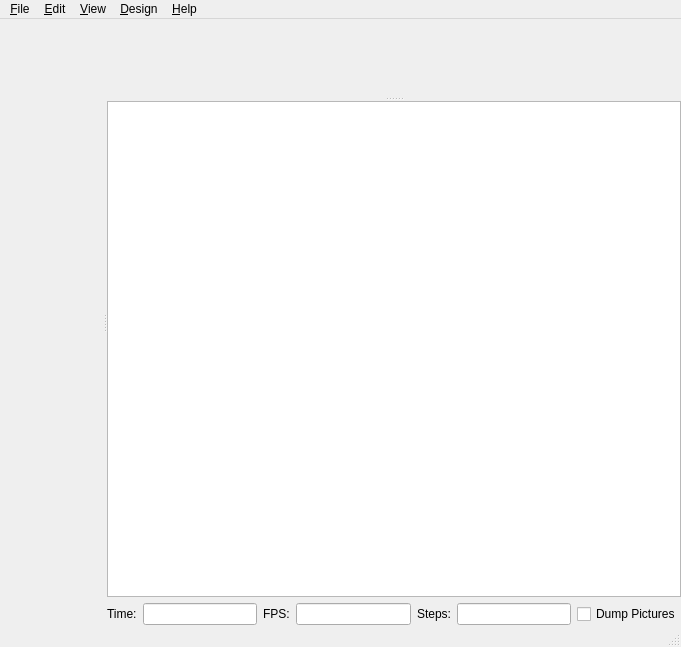
Qt form src/MainWindow.ui (openscad/openscad) before a commit.
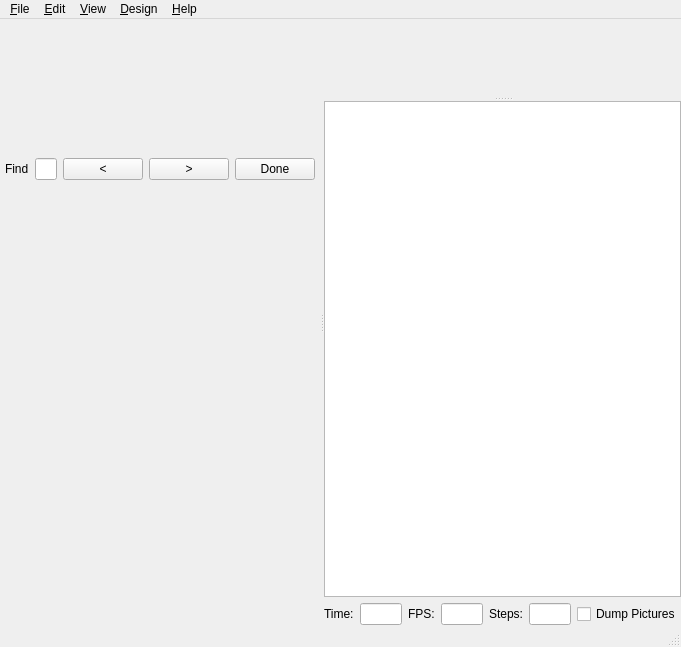
The same form after that commit. Custom widgets are drawn as their Qt base class.

Commit message: Editor: Implemented simple Find functionality

```diff
--- a/src/MainWindow.ui
+++ b/src/MainWindow.ui
@@ -23,13 +23,86 @@
       <property name="orientation">
        <enum>Qt::Horizontal</enum>
       </property>
-      <widget class="Editor" name="editor" native="true">
-       <property name="font">
-        <font>
-         <family>Monaco</family>
-         <pointsize>8</pointsize>
-        </font>
-       </property>
+      <widget class="QWidget" name="editorlayoutwidget">
+       <layout class="QVBoxLayout" name="verticalLayout_2">
+        <item>
+         <widget class="QFrame" name="find_panel">
+          <property name="enabled">
+           <bool>true</bool>
+          </property>
+          <property name="sizePolicy">
+           <sizepolicy hsizetype="Preferred" vsizetype="Minimum">
+            <horstretch>0</horstretch>
+            <verstretch>0</verstretch>
+           </sizepolicy>
+          </property>
+          <property name="frameShape">
+           <enum>QFrame::NoFrame</enum>
+          </property>
+          <property name="frameShadow">
+           <enum>QFrame::Raised</enum>
+          </property>
+          <property name="lineWidth">
+           <number>0</number>
+          </property>
+          <layout class="QHBoxLayout" name="horizontalLayout">
+           <property name="leftMargin">
+            <number>5</number>
+           </property>
+           <property name="topMargin">
+            <number>0</number>
+           </property>
+           <property name="rightMargin">
+            <number>5</number>
+           </property>
+           <property name="bottomMargin">
+            <number>0</number>
+           </property>
+           <item>
+            <widget class="QLabel" name="label">
+             <property name="text">
+              <string>Find</string>
+             </property>
+            </widget>
+           </item>
+           <item>
+            <widget class="QLineEdit" name="findInputField"/>
+           </item>
+           <item>
+            <widget class="QPushButton" name="prevButton">
+             <property name="text">
+              <string>&lt;</string>
+             </property>
+            </widget>
+           </item>
+           <item>
+            <widget class="QPushButton" name="nextButton">
+             <property name="text">
+              <string>&gt;</string>
+             </property>
+            </widget>
+           </item>
+           <item>
+            <widget class="QPushButton" name="hideFindButton">
+             <property name="text">
+              <string>Done</string>
+             </property>
+            </widget>
+           </item>
+          </layout>
+         </widget>
+        </item>
+        <item>
+         <widget class="Editor" name="editor" native="true">
+          <property name="font">
+           <font>
+            <family>Monaco</family>
+            <pointsize>8</pointsize>
+           </font>
+          </property>
+         </widget>
+        </item>
+       </layout>
       </widget>
       <widget class="QWidget" name="layoutWidget">
        <layout class="QVBoxLayout" name="verticalLayout">
@@ -61,7 +134,16 @@
            <number>0</number>
           </property>
           <layout class="QHBoxLayout" name="horizontalLayout">
-           <property name="margin">
+           <property name="leftMargin">
+            <number>0</number>
+           </property>
+           <property name="topMargin">
+            <number>0</number>
+           </property>
+           <property name="rightMargin">
+            <number>0</number>
+           </property>
+           <property name="bottomMargin">
             <number>0</number>
            </property>
            <item>
```
Left out of the diff: 48 changed lines with no effect on the pictures. The commit also changes 2 other files.
